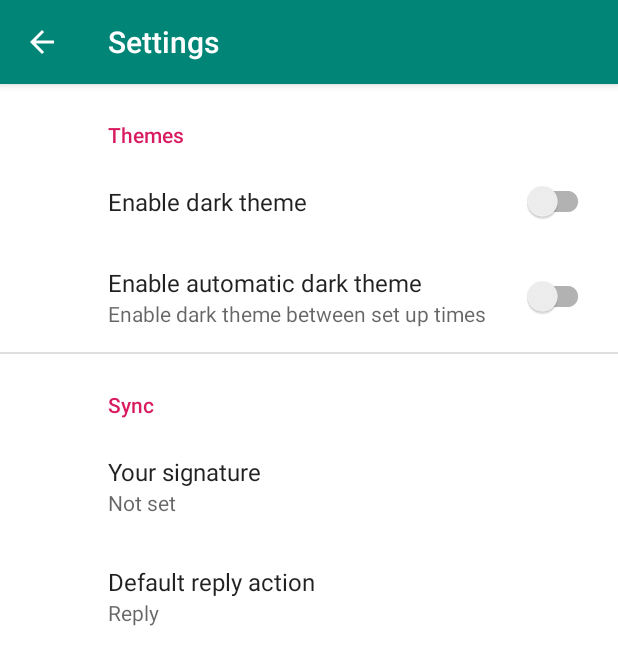
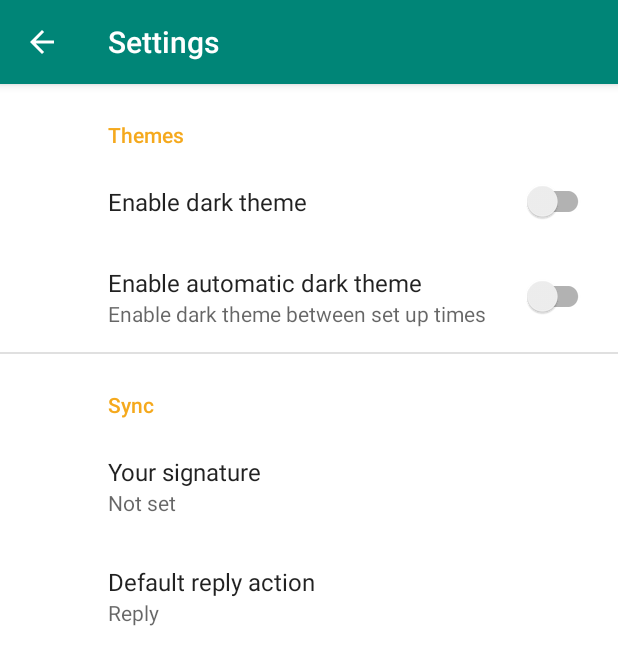
Before and after one commit to Barcode36/FuelDiet, an Android app: the screen it shows after launch (SettingsActivity), in the options menu, after a tap on "Settings", on a phone screen of 412 x 824 dp. Shown: the top 665 px of the screen. Run offline under Robolectric (Android 15) with nearby library versions, the phone set to English and light mode, and no system bars; our stand-ins replace Picasso, androidx.preference; pictures from the network do not load.

Commit message:
almost working dark theme

```diff
--- a/app/src/main/java/com/example/fueldiet/MainActivity.java
+++ b/app/src/main/java/com/example/fueldiet/MainActivity.java
@@ -37,6 +37,7 @@ public class MainActivity extends AppCompatActivity {
     @Override
     protected void onCreate(Bundle savedInstanceState) {
         super.onCreate(savedInstanceState);
+        //setTheme(R.style.DarkTheme);
         setContentView(R.layout.activity_main);
         Toolbar toolbar = findViewById(R.id.toolbar);
         setSupportActionBar(toolbar);
--- a/app/src/main/res/layout/activity_add_new_vehicle.xml
+++ b/app/src/main/res/layout/activity_add_new_vehicle.xml
@@ -6,6 +6,7 @@
     android:layout_width="match_parent"
     android:layout_height="match_parent"
     android:fitsSystemWindows="false"
+    android:background="?attr/colorBg"
     tools:context=".AddNewVehicleActivity">
 
     <TextView
--- a/app/src/main/res/layout/activity_edit_vehicle.xml
+++ b/app/src/main/res/layout/activity_edit_vehicle.xml
@@ -7,6 +7,7 @@
     android:layout_width="match_parent"
     android:layout_height="match_parent"
     android:fitsSystemWindows="false"
+    android:background="?attr/colorBg"
     tools:context=".EditVehicleActivity">
 
     <AutoCompleteTextView
--- a/app/src/main/res/layout/activity_main.xml
+++ b/app/src/main/res/layout/activity_main.xml
@@ -5,7 +5,7 @@
     android:layout_width="match_parent"
     android:layout_height="match_parent"
     tools:context=".MainActivity"
-    android:background="@color/colorBg"
+    android:background="?attr/colorBg"
     android:id="@+id/clayout">
 
     <com.google.android.material.appbar.AppBarLayout
@@ -30,7 +30,7 @@
         android:layout_height="wrap_content"
         android:layout_gravity="bottom|end"
         android:layout_margin="@dimen/fab_margin"
-        android:tint="@android:color/white"
+        android:tint="?attr/titleTextColor"
         app:fabSize="normal"
         app:srcCompat="@drawable/ic_add_24px" />
 
--- a/app/src/main/res/layout/activity_vehicle_details.xml
+++ b/app/src/main/res/layout/activity_vehicle_details.xml
@@ -4,6 +4,7 @@
     xmlns:tools="http://schemas.android.com/tools"
     android:layout_width="match_parent"
     android:layout_height="match_parent"
+    android:background="?attr/colorBg"
     tools:context=".VehicleDetailsActivity">
 
     <com.google.android.material.appbar.AppBarLayout
--- a/app/src/main/res/layout/fragment_vehicle_consumption.xml
+++ b/app/src/main/res/layout/fragment_vehicle_consumption.xml
@@ -6,7 +6,7 @@
     android:layout_width="match_parent"
     android:layout_height="match_parent"
     tools:context=".VehicleConsumptionFragment"
-    android:background="@color/colorBg">
+    android:background="?attr/colorBg">
 
     <Button
         android:id="@+id/button"
--- a/app/src/main/res/layout/fragment_vehicle_reminder.xml
+++ b/app/src/main/res/layout/fragment_vehicle_reminder.xml
@@ -6,7 +6,7 @@
     android:id="@+id/coordinatorLayout3"
     android:layout_width="match_parent"
     android:layout_height="match_parent"
-    android:background="@color/colorBg">
+    android:background="?attr/colorBg">
 
     <androidx.recyclerview.widget.RecyclerView
         android:id="@+id/recyclerView"
--- a/app/src/main/res/layout/settings_activity.xml
+++ b/app/src/main/res/layout/settings_activity.xml
@@ -6,5 +6,5 @@
         android:id="@+id/settings"
         android:layout_width="match_parent"
         android:layout_height="match_parent"
-        android:background="@color/colorBg"/>
+        android:background="?attr/colorBg"/>
 </LinearLayout>
--- a/app/src/main/res/layout/vehicle.xml
+++ b/app/src/main/res/layout/vehicle.xml
@@ -10,7 +10,7 @@
     <RelativeLayout
         android:layout_width="match_parent"
         android:layout_height="wrap_content"
-        android:background="@color/colorBg"
+        android:background="?attr/colorBg"
         android:layout_margin="2dp">
 
         <ImageView
--- a/app/src/main/res/values/attrs.xml
+++ b/app/src/main/res/values/attrs.xml
@@ -1,8 +1,6 @@
 <?xml version="1.0" encoding="utf-8"?>
 <resources>
     <attr name="primaryTextColor" format="reference"/>
-    <attr name="buttonNormalColor" format="reference"/>
-    <attr name="buttonHighlightColor" format="reference" />
-    <attr name="buttonTextColor" format="reference" />
-    <attr name="primaryButtonTheme" format="reference" />
+    <attr name="secondaryTextColor" format="reference"/>
+    <attr name="colorBg" format="reference"/>
 </resources>
--- a/app/src/main/res/values/colors.xml
+++ b/app/src/main/res/values/colors.xml
@@ -2,6 +2,17 @@
 <resources>
     <color name="colorPrimary">#008577</color>
     <color name="colorPrimaryDark">#00574B</color>
-    <color name="colorAccent">#D81B60</color>
+    <color name="colorAccent">#F5A91D</color>
     <color name="colorBg">#FFFFFF</color>
+    <color name="primaryTextColor">#000000</color>
+    <color name="secondaryTextColor">#A9A9A9</color>
+    <color name="titleTextColor">#FFFFFF</color>
+
+    <color name="colorPrimaryNight">#008577</color>
+    <color name="colorPrimaryDarkNight">#00574B</color>
+    <color name="colorAccentNight">#F5A91D</color>
+    <color name="colorBgNight">#000000</color>
+    <color name="primaryTextColorNight">#000000</color>
+    <color name="secondaryTextColorNight">#A9A9A9</color>
+    <color name="titleTextColorNight">#FFFFFF</color>
 </resources>
--- a/app/src/main/res/values/styles.xml
+++ b/app/src/main/res/values/styles.xml
@@ -6,6 +6,20 @@
         <item name="colorPrimary">@color/colorPrimary</item>
         <item name="colorPrimaryDark">@color/colorPrimaryDark</item>
         <item name="colorAccent">@color/colorAccent</item>
+        <item name="primaryTextColor">@color/primaryTextColor</item>
+        <item name="secondaryTextColor">@color/secondaryTextColor</item>
+        <item name="titleTextColor">@color/titleTextColor</item>
+        <item name="colorBg">@color/colorBg</item>
+    </style>
+    <style name="DarkTheme" parent="AppTheme">
+        <!-- Customize your theme here. -->
+        <item name="colorPrimary">@color/colorPrimary</item>
+        <item name="colorPrimaryDark">@color/colorPrimaryDark</item>
+        <item name="colorAccent">@color/colorAccent</item>
+        <item name="primaryTextColor">@color/primaryTextColor</item>
+        <item name="secondaryTextColor">@color/secondaryTextColor</item>
+        <item name="titleTextColor">@color/titleTextColor</item>
+        <item name="colorBg">@color/colorBgNight</item>
     </style>
 
     <style name="AppTheme.NoActionBar">
```
